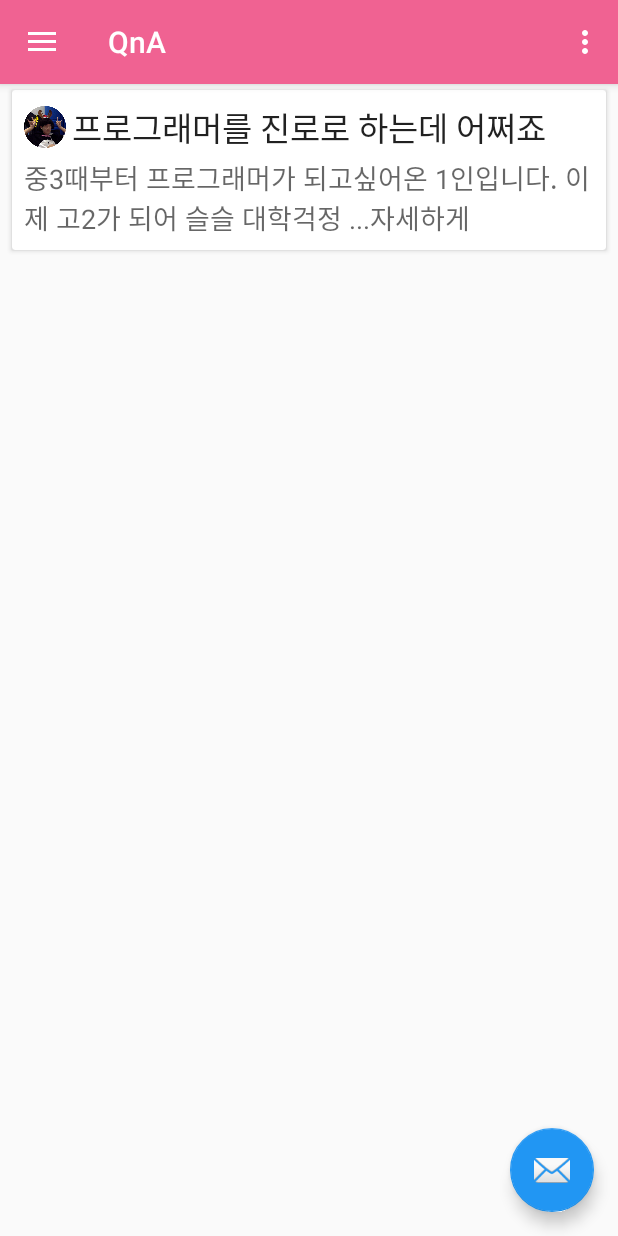
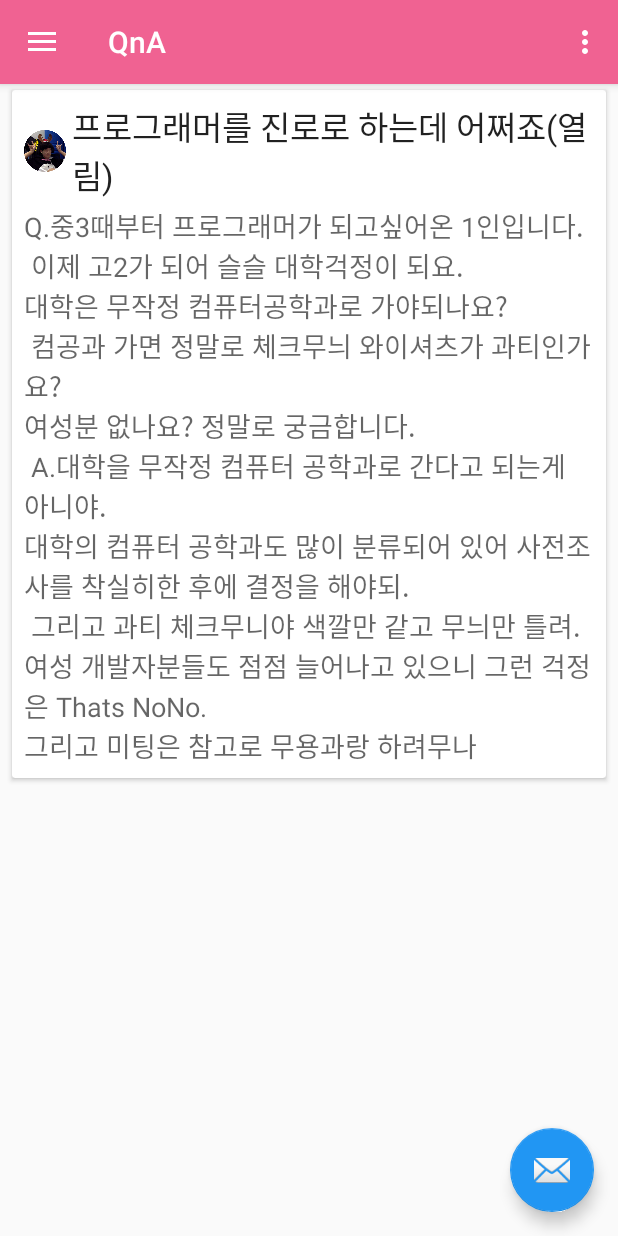
Before and after one commit to whdgmawkd/app, an Android app: the QnaActivity screen opened directly, with no data from a screen before it, after a tap on "프로그래머를 진로로 하는데 어쩌죠", on a phone screen of 412 x 824 dp. Run offline under Robolectric (Android 15) with nearby library versions, the phone set to English and light mode, and no system bars.

Commit message:
logo size and sc

```diff
--- a/app/src/main/java/nlnl/app/QnaActivity.java
+++ b/app/src/main/java/nlnl/app/QnaActivity.java
@@ -60,7 +60,7 @@ public class QnaActivity extends AppCompatActivity
         recyclerView = (RecyclerView)findViewById(R.id.recyclerView);
         adapter = new cardAdapter();
         final LinearLayoutManager layoutManager = new LinearLayoutManager(getApplicationContext());
-        adapter.addCard(new cardItem(R.mipmap.minwoo, "프로그래머를 진로로 하는데 어쩌죠", false, "중3때부터 프로그래머가 되고싶어온 1인입니다. 이제 고2가 되어 슬슬 대학걱정 ...자세하게"));
+        adapter.addCard(new cardItem(R.mipmap.minwoo, "프로그래머를 진로로 하는데 어쩌죠", false, "Q.중3때부터 프로그래머가 되고싶어온 1인입니다. 이제 고2가 되어 슬슬 대학걱정 ...자세하게"));
         recyclerView.setItemAnimator(new DefaultItemAnimator());
         recyclerView.setLayoutManager(layoutManager);
         recyclerView.setAdapter(adapter);
--- a/app/src/main/java/nlnl/app/card/cardViewHolder.java
+++ b/app/src/main/java/nlnl/app/card/cardViewHolder.java
@@ -44,6 +44,18 @@ public class cardViewHolder extends RecyclerView.ViewHolder {
                 } else if(txt.getText().equals("프로그래머가 되고싶어?(열림)")){
                     desc.setText("안녕 얘들아 난 프로그래밍 회사에서 노예로 일하고 있는 강지훈이야 ...자세하게");
                     txt.setText("프로그래머가 되고싶어?");
+                } else if(txt.getText().equals("프로그래머를 진로로 하는데 어쩌죠")){
+                    desc.setText("Q.중3때부터 프로그래머가 되고싶어온 1인입니다.\n 이제 고2가 되어 슬슬 대학걱정이 되요.\n" +
+                            "대학은 무작정 컴퓨터공학과로 가야되나요? \n 컴공과 가면 정말로 체크무늬 와이셔츠가 과티인가요? \n" +
+                            "여성분 없나요? 정말로 궁금합니다.\n A.대학을 무작정 컴퓨터 공학과로 간다고 되는게 아니야. \n" +
+                            "대학의 컴퓨터 공학과도 많이 분류되어 있어 사전조사를 착실히한 후에 결정을 해야되.\n" +
+                            " 그리고 과티 체크무니야 색깔만 같고 무늬만 틀려. \n" +
+                            "여성 개발자분들도 점점 늘어나고 있으니 그런 걱정은 Thats NoNo. \n" +
+                            "그리고 미팅은 참고로 무용과랑 하려무나");
+                    txt.setText("프로그래머를 진로로 하는데 어쩌죠(열림)");
+                } else if(txt.getText().equals("프로그래머를 진로로 하는데 어쩌죠(열림)")){
+                    desc.setText("Q.중3때부터 프로그래머가 되고싶어온 1인입니다. 이제 고2가 되어 슬슬 대학걱정 ...자세하게");
+                    txt.setText("프로그래머를 진로로 하는데 어쩌죠");
                 }
             }
         });
```
